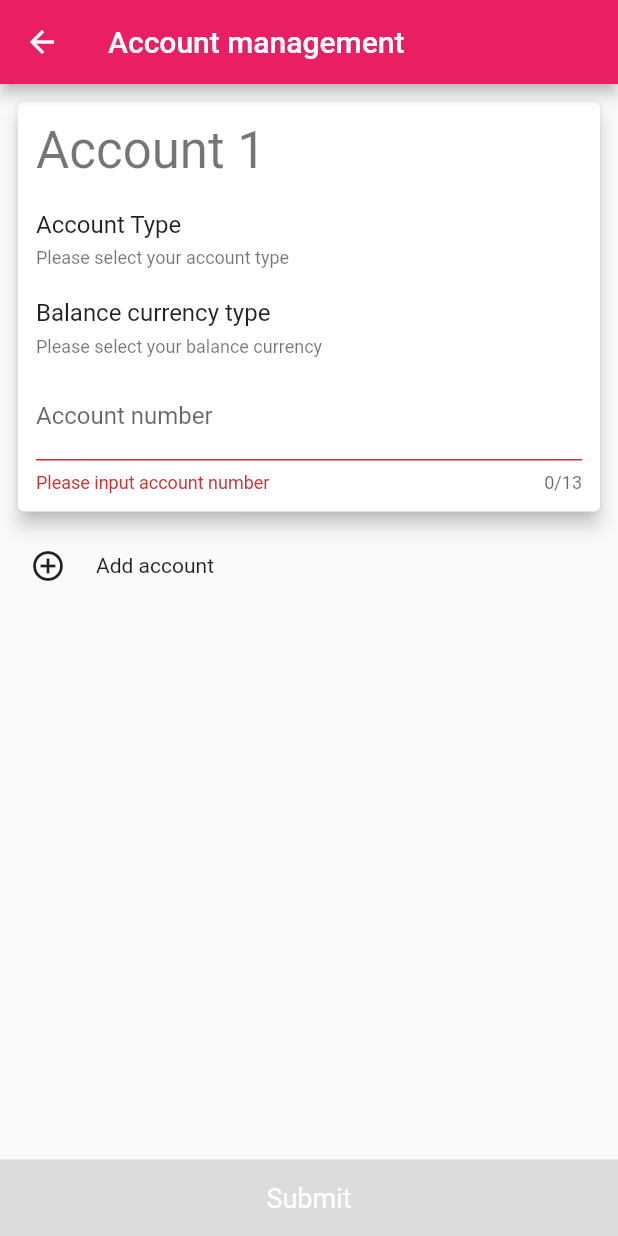
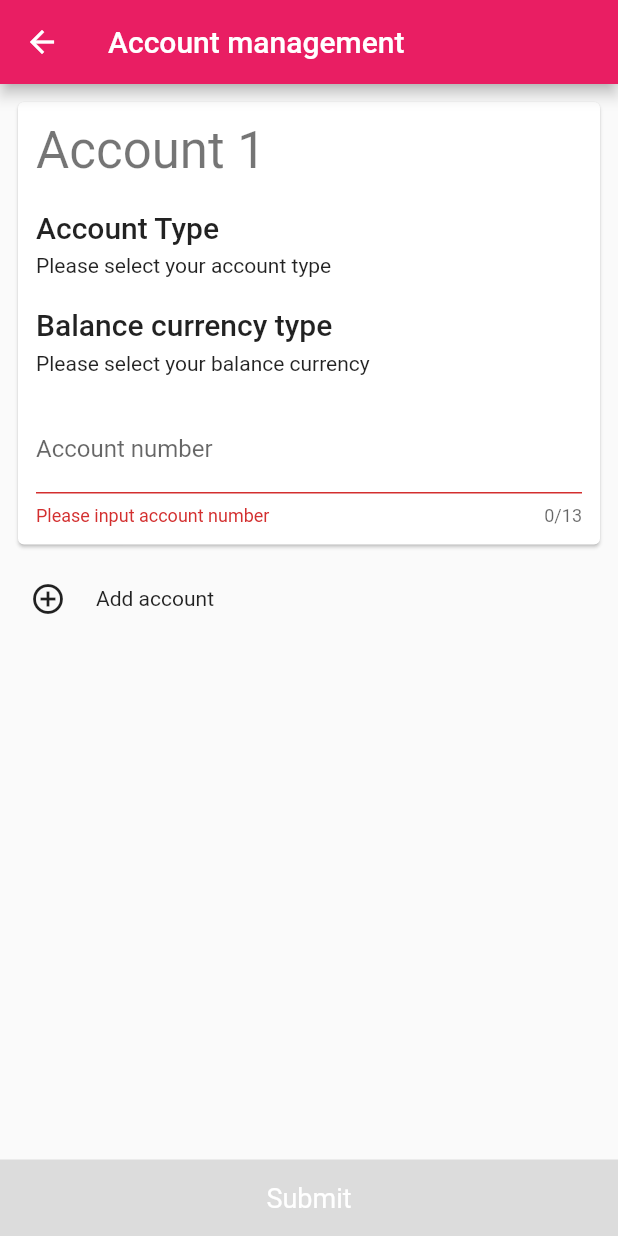
Before and after one commit to ocwvar/FlutterPlayground, a Flutter app: the AccountListView screen opened directly, on a phone screen of 412 x 824 dp. Run offline on Flutter 3.47's test engine with Material 2 defaults, Android fonts, the phone set to English and light mode, and no system bars; our stand-ins replace dio.

Commit message:
enhanced logic and theming in account list page

```diff
--- a/lib/base/theme_view_model.dart
+++ b/lib/base/theme_view_model.dart
@@ -66,7 +66,8 @@ class ThemeViewModel extends ChangeNotifier {
       brightness: isDark? Brightness.dark : Brightness.light,
       primaryColor: _currentIThemeColor,
       // reference: _CupertinoThemeDefaults@line: 19
-      primaryContrastingColor: CupertinoColors.systemBackground
+      primaryContrastingColor: CupertinoColors.systemBackground,
+      scaffoldBackgroundColor: isDark? const Color.fromARGB(255, 10, 10, 10) : const Color.fromARGB(255, 240, 240, 240)
     );
   }
 
--- a/lib/page/demo_account/account_list/view.dart
+++ b/lib/page/demo_account/account_list/view.dart
@@ -43,7 +43,7 @@ class _AccountListView extends State<AccountListView> {
   @override
   Widget build(BuildContext context) {
     return PlatformScaffold(
-      isiOSLargeStyle: true,
+      isiOSLargeStyle: false,
       platformAppBar: PlatformAppBar(context: context, title: "Account management"),
       body: ChangeNotifierProvider(
         create: (context) => AccountListViewModel(),
@@ -86,20 +86,18 @@ class _AccountListView extends State<AccountListView> {
                     }
 
                     return AccountCardView(
-                        accountNoFocusNode,
-                        _getCurrentActiveFocus(),
-                        viewModel,
-                        () => _onSelectAccountType(
-                            context, viewModel, model.account),
-                        () => _onSelectCurrencyType(
-                            context, viewModel, model.account),
-                        index);
+                        index: index,
+                        accountViewModel: viewModel,
+                        accountInputFocusNode: accountNoFocusNode,
+                        onUnFocusCurrentActiveFocusNode: () => _getCurrentActiveFocus()?.unfocus(),
+                        onSelectAccountType: () => _onSelectAccountType(context, viewModel, model.account),
+                        onSelectCurrencyType: () => _onSelectCurrencyType(context, viewModel, model.account)
+                    );
                   },
                   // the last one should be "add account" button
                   itemCount: viewModel.displayList.length + 1,
                 )),
-                SubmitButton(
-                    "Submit", viewModel.canSubmit, () => _submit(viewModel))
+                SubmitButton("Submit", viewModel.canSubmit, () => _submit(viewModel))
               ],
             );
           },
@@ -111,13 +109,13 @@ class _AccountListView extends State<AccountListView> {
   /// submit all account
   void _submit(AccountListViewModel viewModel) {
     _getCurrentActiveFocus()?.unfocus();
-    Navigator.push(
-        context,
-        MaterialPageRoute(
-            builder: (context) =>
-                VerifyPageView((viewModel.readOnlyAccountList))));
+    Navigator.push(context, MaterialPageRoute(
+            builder: (context) => VerifyPageView((viewModel.readOnlyAccountList))
+    ));
   }
 
+  /// get current focus node
+  /// return [Null] if not found
   FocusNode? _getCurrentActiveFocus() {
     for (FocusNode item in _itemInputFocusNodes.values) {
       if (item.hasFocus || item.hasPrimaryFocus) {
@@ -147,8 +145,7 @@ class _AccountListView extends State<AccountListView> {
   /// call when user clicked "Account Type"
   /// jump to page [AccountTypeView] to let use choose their account type
   /// @param [index] which item has been clicked
-  void _onSelectAccountType(BuildContext context,
-      AccountListViewModel viewModel, Account account) async {
+  void _onSelectAccountType(BuildContext context, AccountListViewModel viewModel, Account account) async {
     final AccountTypeDetail? result = await Navigator.push(
         context, MaterialPageRoute(builder: (context) => AccountTypeView()));
     if (result == null) {
@@ -162,8 +159,7 @@ class _AccountListView extends State<AccountListView> {
   }
 
   /// open a dialog to let user to select currency type
-  void _onSelectCurrencyType(
-      BuildContext context, AccountListViewModel viewModel, Account account) {
+  void _onSelectCurrencyType(BuildContext context, AccountListViewModel viewModel, Account account) {
     showDialog(
         context: context,
         builder: (dialogContext) => Dialog(
--- a/lib/page/demo_account/account_list/widgets.dart
+++ b/lib/page/demo_account/account_list/widgets.dart
@@ -1,55 +1,71 @@
+import 'package:flutter/cupertino.dart';
 import 'package:flutter/material.dart';
 import 'package:flutter_playground/page/demo_account/account_list/view_model.dart';
 import 'package:flutter_playground/page/demo_account/models/account.dart';
+import 'package:flutter_playground/widget/platform/base.dart';
+import 'package:flutter_playground/widget/platform/card.dart';
+import 'package:flutter_playground/widget/platform/input_field.dart';
+import 'package:flutter_playground/widget/platform/styles.dart';
+
+import '../../../widget/platform/button.dart';
 
 class AccountCardView extends StatelessWidget {
 
-  final FocusNode _accountNoFocusNode;
-  final FocusNode? _currentActiveFocusNode;
-  final AccountListViewModel _viewModel;
-  final Function() _onSelectAccountType;
-  final Function() _onSelectCurrencyType;
-  final int _index;
+  final int index;
+  final AccountListViewModel accountViewModel;
+  final FocusNode accountInputFocusNode;
+  final Function() onUnFocusCurrentActiveFocusNode;
+  final Function() onSelectAccountType;
+  final Function() onSelectCurrencyType;
 
-  const AccountCardView(this._accountNoFocusNode, this._currentActiveFocusNode, this._viewModel, this._onSelectAccountType, this._onSelectCurrencyType, this._index, {Key? key}) : super(key: key);
+  const AccountCardView({
+      Key? key,
+      required this.index,
+      required this.accountViewModel,
+      required this.accountInputFocusNode,
+      required this.onUnFocusCurrentActiveFocusNode,
+      required this.onSelectAccountType,
+      required this.onSelectCurrencyType,
+      }) : super(key: key);
 
   @override
   Widget build(BuildContext context) {
-    final AccountDisplayModel model = _viewModel.displayList[_index];
+    final AccountDisplayModel model = accountViewModel.displayList[index];
 
-    return Card(
-      elevation: 5,
-      child: Padding(
+    return PlatformCardView(
       padding: const EdgeInsets.all(12),
+      cardColor: getNotNullablePlatformObject(
+          forAndroid: Theme.of(context).cardColor,
+          forIOS: CupertinoTheme.of(context).barBackgroundColor
+      ),
       child: Column(
         crossAxisAlignment: CrossAxisAlignment.start,
         children: [
           // column 1 -- account number and delete button
           Row(
             children: [
-                Text("Account ${_index + 1}", style: Theme.of(context).textTheme.headline4,),
+              Text("Account ${index + 1}", style: PlatformTextStyles.forBigTitle(context),),
               const Spacer(),
-                _deleteButtonVisibilityOf(_viewModel, model)
+              _deleteButtonVisibilityOf(accountViewModel, model)
             ],
           ),
 
           // account type selection
           SizedBox(
             width: double.infinity,
-              child: InkWell(
-                highlightColor: Colors.transparent,
+            child: GestureDetector(
               onTap: () {
-                  _currentActiveFocusNode?.unfocus();
-                  _onSelectAccountType.call();
+                onUnFocusCurrentActiveFocusNode.call();
+                onSelectAccountType.call();
               },
               child: Padding(
                 padding: const EdgeInsets.only(top: 20),
                 child: Column(
                   crossAxisAlignment: CrossAxisAlignment.start,
                   children: [
-                      Text("Account Type", style: Theme.of(context).textTheme.titleMedium),
+                    Text("Account Type", style: PlatformTextStyles.forTitle(context)),
                     const SizedBox(height: 6,),
-                      Text(_getAccountTypeDesc(model.account), style: Theme.of(context).textTheme.caption)
+                    Text(_getAccountTypeDesc(model.account), style: PlatformTextStyles.forContent(context))
                   ],
                 ),
               ),
@@ -59,20 +75,19 @@ class AccountCardView extends StatelessWidget {
           // account balance currency type
           SizedBox(
             width: double.infinity,
-              child: InkWell(
-                highlightColor: Colors.transparent,
+            child: GestureDetector(
               onTap: () {
-                  _currentActiveFocusNode?.unfocus();
-                  _onSelectCurrencyType.call();
+                onUnFocusCurrentActiveFocusNode.call();
+                onSelectCurrencyType.call();
               },
               child: Padding(
                 padding: const EdgeInsets.only(top: 20),
                 child: Column(
                   crossAxisAlignment: CrossAxisAlignment.start,
                   children: [
-                      Text("Balance currency type", style: Theme.of(context).textTheme.titleMedium),
+                    Text("Balance currency type", style: PlatformTextStyles.forTitle(context)),
                     const SizedBox(height: 6,),
-                      Text(_getAccountCurrencyDesc(model.account), style: Theme.of(context).textTheme.caption)
+                    Text(_getAccountCurrencyDesc(model.account), style: PlatformTextStyles.forContent(context))
                   ],
                 ),
               ),
@@ -81,26 +96,25 @@ class AccountCardView extends StatelessWidget {
 
           // account no input field
           Padding(
-              padding: const EdgeInsets.only(top: 10),
+            padding: const EdgeInsets.only(top: 20),
             child: SizedBox(
               width: double.infinity,
-                child: TextField(
+              child: PlatformInputField(
                   decoration: _getAccountNoInputDecorationOf(model),
                   textInputAction: TextInputAction.done,
                   maxLength: 13,
                   autofocus: false,
-                    focusNode: _accountNoFocusNode,
+                  focusNode: accountInputFocusNode,
                   keyboardType: TextInputType.number,
                   onChanged: (text) {
                     model.account.updateAccountNo(text);
-                      _viewModel.update(model.account, true);
+                    accountViewModel.update(model.account, true);
                   },
-                    controller: _getAccountNoControlOf(model.account, _accountNoFocusNode)
+                  controller: _getAccountNoControlOf(model.account, accountInputFocusNode)
               ),
             ),
           ),
         ],
-        ),
       ),
     );
   }
@@ -150,7 +164,7 @@ class AccountCardView extends StatelessWidget {
     if (model.account.accountNo.isEmpty) {
       return const InputDecoration(
         labelText: "Account number",
-        suffixText: "example 123456-567890",
+        hintText: "example 123456-567890",
         errorText: "Please input account number",
       );
     }
@@ -160,7 +174,7 @@ class AccountCardView extends StatelessWidget {
       return const InputDecoration(
           labelText: "Account number",
           errorText: "Account number format is invalid",
-          suffixText: "example 123456-567890",
+          hintText: "example 123456-567890",
           errorStyle: TextStyle(color: Colors.deepOrangeAccent)
       );
     }
@@ -176,11 +190,11 @@ class AccountCardView extends StatelessWidget {
   /// @return [Widget]
   Widget _deleteButtonVisibilityOf(AccountListViewModel viewModel, AccountDisplayModel model) {
     if (viewModel.displayList.length > 1) {
-      return InkWell(
-        onTap: () => viewModel.remove(model.account.id),
-        child: const Padding(
-          padding: EdgeInsets.all(8),
-          child: Icon(Icons.highlight_remove),
+      return PlatformIconButton(
+        onPressed: () => viewModel.remove(model.account.id),
+        icon: getNotNullablePlatformObject(
+            forAndroid: const Icon(Icons.highlight_remove),
+            forIOS: const Icon(CupertinoIcons.clear_circled)
         ),
       );
     }
@@ -220,25 +234,16 @@ class AddAccountButtonView extends StatelessWidget {
 
   @override
   Widget build(BuildContext context) {
-    return InkWell(
-      onTap: () {
-        if (!_reachLimit) {
-          _onClick.call();
-        }
-      },
-      child: Padding(
+    return PlatformIconTextButton(
+      icon: getNotNullablePlatformObject(
+          forAndroid: const Icon(Icons.add_circle_outline),
+          forIOS: const Icon(CupertinoIcons.add_circled)
+      ),
+      text: "Add account",
       padding: const EdgeInsets.all(12),
-        child: Opacity(
-          opacity: getOpacityValuesByState(),
-          child: Row(
-            children: const [
-              Icon(Icons.add_circle_outline),
-              SizedBox(width: 20,),
-              Text("Add account")
-            ],
-          ),
-        ),
-      ),
+      paddingOfIconToText: 20,
+      onPressed: _onClick,
+      isDisable: _reachLimit,
     );
   }
 
--- a/lib/page/keep_state/view.dart
+++ b/lib/page/keep_state/view.dart
@@ -34,9 +34,8 @@ class _KeepStateView extends State<KeepStateView> {
             Text(_text),
             const SizedBox(height: 20,),
             PlatformInputField(
-              iosHint: "Input something here...",
               decoration: const InputDecoration(
-                label: Text("Input something here..."),
+                hintText: "Input something here...",
               ),
               onChanged: (text) {
                 setState(() {
--- a/lib/page/language/view.dart
+++ b/lib/page/language/view.dart
@@ -90,9 +90,8 @@ class _LanguageView extends State<LanguageView> {
               children: [
                 Flexible(
                     child: PlatformInputField(
-                      iosHint: "placeholder 1",
                       decoration: const InputDecoration(
-                        label: Text("placeholder 1"),
+                        hintText: "placeholder 1",
                       ),
                       onChanged: (text) {
                         setState(() {
@@ -104,9 +103,8 @@ class _LanguageView extends State<LanguageView> {
                 const SizedBox(width: 10,),
                 Flexible(
                     child: PlatformInputField(
-                      iosHint: "placeholder 2",
                       decoration: const InputDecoration(
-                        label: Text("placeholder 2"),
+                        hintText: "placeholder 2",
                       ),
                       onChanged: (text) {
                         setState(() {
--- a/lib/widget/platform/button.dart
+++ b/lib/widget/platform/button.dart
@@ -1,6 +1,93 @@
 import 'package:flutter/cupertino.dart';
 import 'package:flutter/material.dart';
 import 'package:flutter_playground/widget/platform/base.dart';
+
+class PlatformIconTextButton extends BasePlatformWidget<Widget, CupertinoButton> {
+
+  final Icon icon;
+  final String text;
+  final EdgeInsetsGeometry padding;
+  final double paddingOfIconToText;
+  final Function() onPressed;
+
+  final bool isDisable;
+
+  const PlatformIconTextButton({
+    Key? key,
+    required this.icon,
+    required this.text,
+    required this.padding,
+    required this.paddingOfIconToText,
+    required this.onPressed,
+    required this.isDisable
+  }) : super(key: key);
+
+  @override
+  Widget createAndroidObject(BuildContext arg) {
+    return InkWell(
+      onTap: () {
+        if (!isDisable) {
+          onPressed.call();
+        }
+      },
+      child: Padding(
+        padding: padding,
+        child: Opacity(
+          opacity: isDisable? 0.4 : 1.0,
+          child: Row(
+            children: [
+              icon,
+              SizedBox(width: paddingOfIconToText,),
+              Text(text)
+            ],
+          ),
+        ),
+      ),
+    );
+  }
+
+  @override
+  CupertinoButton createIOSObject(BuildContext arg) {
+    return CupertinoButton(
+        onPressed: isDisable ? null : onPressed,
+        child: Padding(
+          padding: padding,
+          child: Row(
+            children: [
+              icon,
+              SizedBox(width: paddingOfIconToText,),
+              Text(text)
+            ],
+          ),
+        )
+    );
+  }
+
+
+}
+
+class PlatformIconButton extends BasePlatformWidget<IconButton, CupertinoButton> {
+
+  final Icon icon;
+  final Function() onPressed;
+
+  const PlatformIconButton({
+    Key? key,
+    required this.icon,
+    required this.onPressed
+  }) : super(key: key);
+
+  @override
+  IconButton createAndroidObject(BuildContext arg) {
+    return IconButton(onPressed: onPressed, icon: icon);
+  }
+
+  @override
+  CupertinoButton createIOSObject(BuildContext arg) {
+    return CupertinoButton(child: icon, onPressed: onPressed,);
+  }
+
+}
 
 class PlatformButton extends BasePlatformWidget<ElevatedButton, Widget> {
 
--- a/lib/widget/platform/styles.dart
+++ b/lib/widget/platform/styles.dart
@@ -3,6 +3,13 @@ import 'package:flutter/material.dart';
 import 'package:flutter_playground/widget/platform/base.dart';
 
 class PlatformTextStyles {
+  static TextStyle? forBigTitle(BuildContext context) {
+    return getNullablePlatformObject(
+        forAndroid: Theme.of(context).textTheme.headline4,
+        forIOS: const TextStyle(fontSize: 40.0, fontWeight: FontWeight.w300)
+    );
+  }
+
   static TextStyle? forTitle(BuildContext context) {
     return getNullablePlatformObject(
         forAndroid: Theme.of(context).textTheme.titleLarge,
@@ -20,7 +27,7 @@ class PlatformTextStyles {
   static TextStyle? forFootnote(BuildContext context) {
     return getNullablePlatformObject(
         forAndroid: Theme.of(context).textTheme.caption,
-        forIOS: const TextStyle(fontSize: 10.0, fontWeight: FontWeight.w300)
+        forIOS: const TextStyle(fontSize: 12.0, fontWeight: FontWeight.w400)
     );
   }
 }
```
Also changed, not shown: lib/widget/platform/input_field.dart (+45 -13 lines). Lines whose indentation alone changed are shown as unchanged.
